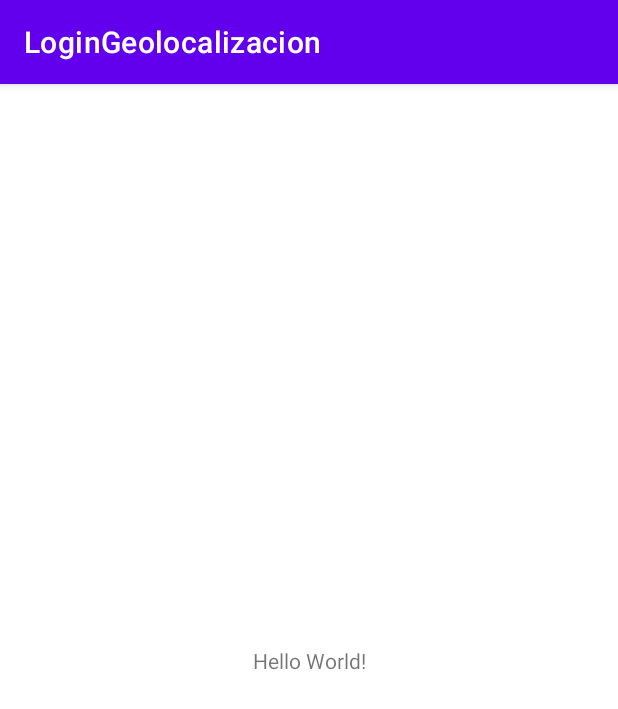
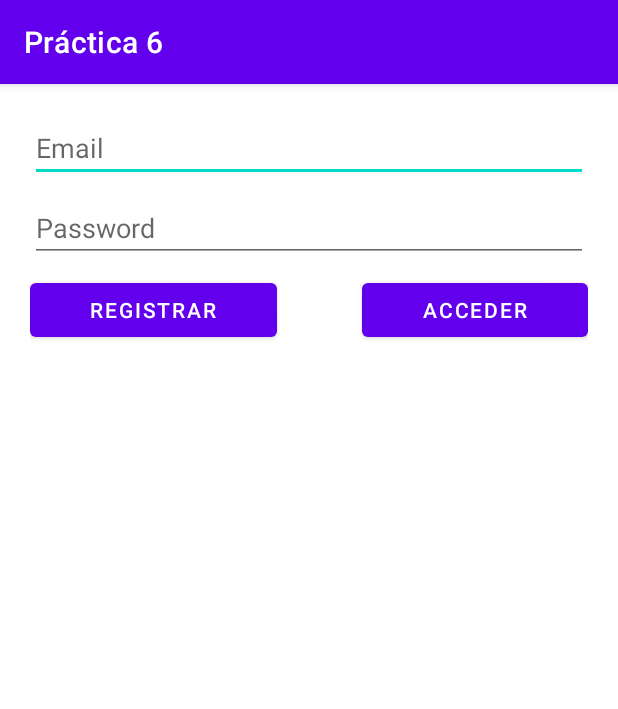
Before and after one commit to jrodriguezballester/Practica-Login-Firebase-geolocalizacion, an Android app: the screen it shows after launch (MainActivity before the commit, AuthActivity after it), on a phone screen of 412 x 824 dp. Shown: the top 709 px of the screen. Run offline under Robolectric (Android 15) with nearby library versions, the phone set to English and light mode, and no system bars.

Commit message:
layout Autentificacion

```diff
--- a/app/build.gradle
+++ b/app/build.gradle
@@ -43,6 +43,7 @@ dependencies {
     implementation 'com.google.android.material:material:1.2.1'
     implementation 'androidx.constraintlayout:constraintlayout:2.0.4'
     implementation platform('com.google.firebase:firebase-bom:26.3.0')
+    implementation 'com.google.firebase:firebase-auth-ktx'
     testImplementation 'junit:junit:4.13.1'
     androidTestImplementation 'androidx.test.ext:junit:1.1.2'
     androidTestImplementation 'androidx.test.espresso:espresso-core:3.3.0'
--- a/app/src/main/AndroidManifest.xml
+++ b/app/src/main/AndroidManifest.xml
@@ -9,7 +9,7 @@
         android:roundIcon="@mipmap/ic_launcher_round"
         android:supportsRtl="true"
         android:theme="@style/Theme.LoginGeolocalizacion">
-        <activity android:name=".MainActivity">
+        <activity android:name=".AuthActivity">
             <intent-filter>
                 <action android:name="android.intent.action.MAIN" />
 
--- a/app/src/main/java/com/example/logingeolocalizacion/MainActivity.kt
+++ b/app/src/main/java/com/example/logingeolocalizacion/AuthActivity.kt
@@ -3,9 +3,9 @@ package com.example.logingeolocalizacion
 import androidx.appcompat.app.AppCompatActivity
 import android.os.Bundle
 
-class MainActivity : AppCompatActivity() {
+class AuthActivity : AppCompatActivity() {
     override fun onCreate(savedInstanceState: Bundle?) {
         super.onCreate(savedInstanceState)
-        setContentView(R.layout.activity_main)
+        setContentView(R.layout.activity_auth)
     }
 }
--- /dev/null
+++ b/app/src/main/res/layout/activity_auth.xml
@@ -0,0 +1,73 @@
+<?xml version="1.0" encoding="utf-8"?>
+<androidx.constraintlayout.widget.ConstraintLayout xmlns:android="http://schemas.android.com/apk/res/android"
+    xmlns:app="http://schemas.android.com/apk/res-auto"
+    xmlns:tools="http://schemas.android.com/tools"
+    android:layout_width="match_parent"
+    android:layout_height="match_parent"
+    tools:context=".AuthActivity">
+
+    <LinearLayout
+        android:layout_width="match_parent"
+        android:layout_height="wrap_content"
+        android:layout_marginStart="20dp"
+        android:layout_marginTop="20dp"
+        android:layout_marginEnd="20dp"
+        android:orientation="vertical"
+        app:layout_constraintEnd_toEndOf="parent"
+        app:layout_constraintStart_toStartOf="parent"
+        app:layout_constraintTop_toTopOf="parent">
+
+        <EditText
+            android:id="@+id/emailEditText"
+            android:layout_width="match_parent"
+            android:layout_height="wrap_content"
+            android:ems="10"
+            android:hint="@string/email"
+            android:inputType="textEmailAddress" />
+
+        <Space
+            android:layout_width="match_parent"
+            android:layout_height="8dp" />
+
+        <EditText
+            android:id="@+id/passWordEditText"
+            android:layout_width="match_parent"
+            android:layout_height="wrap_content"
+            android:ems="10"
+            android:hint="@string/password"
+            android:inputType="textPassword" />
+
+        <Space
+            android:layout_width="match_parent"
+            android:layout_height="8dp" />
+
+        <LinearLayout
+            android:layout_width="match_parent"
+            android:layout_height="wrap_content"
+            android:orientation="horizontal">
+
+            <Button
+                android:id="@+id/RegisterButton"
+                android:layout_width="wrap_content"
+                android:layout_height="wrap_content"
+                android:layout_weight="1"
+                android:text="@string/register"
+                android:textColor="@android:color/white"/>
+
+            <Space
+                android:layout_width="8dp"
+                android:layout_height="wrap_content"
+                android:layout_weight="1" />
+
+            <Button
+                android:id="@+id/LoginButton"
+                android:layout_width="wrap_content"
+                android:layout_height="wrap_content"
+                android:layout_weight="1"
+                android:text="@string/login"
+                android:textColor="@android:color/white"
+                />
+        </LinearLayout>
+    </LinearLayout>
+
+</androidx.constraintlayout.widget.ConstraintLayout>
--- a/app/src/main/res/layout/activity_main.xml
+++ /dev/null
@@ -1,18 +0,0 @@
-<?xml version="1.0" encoding="utf-8"?>
-<androidx.constraintlayout.widget.ConstraintLayout xmlns:android="http://schemas.android.com/apk/res/android"
-    xmlns:app="http://schemas.android.com/apk/res-auto"
-    xmlns:tools="http://schemas.android.com/tools"
-    android:layout_width="match_parent"
-    android:layout_height="match_parent"
-    tools:context=".MainActivity">
-
-    <TextView
-        android:layout_width="wrap_content"
-        android:layout_height="wrap_content"
-        android:text="Hello World!"
-        app:layout_constraintBottom_toBottomOf="parent"
-        app:layout_constraintLeft_toLeftOf="parent"
-        app:layout_constraintRight_toRightOf="parent"
-        app:layout_constraintTop_toTopOf="parent" />
-
-</androidx.constraintlayout.widget.ConstraintLayout>
--- a/app/src/main/res/values/strings.xml
+++ b/app/src/main/res/values/strings.xml
@@ -1,3 +1,7 @@
 <resources>
-    <string name="app_name">LoginGeolocalizacion</string>
+    <string name="app_name">Práctica 6</string>
+    <string name="email">Email</string>
+    <string name="password">Password</string>
+    <string name="register">Registrar</string>
+    <string name="login">Acceder</string>
 </resources>
```
Also changed, not shown: 1 other file.
